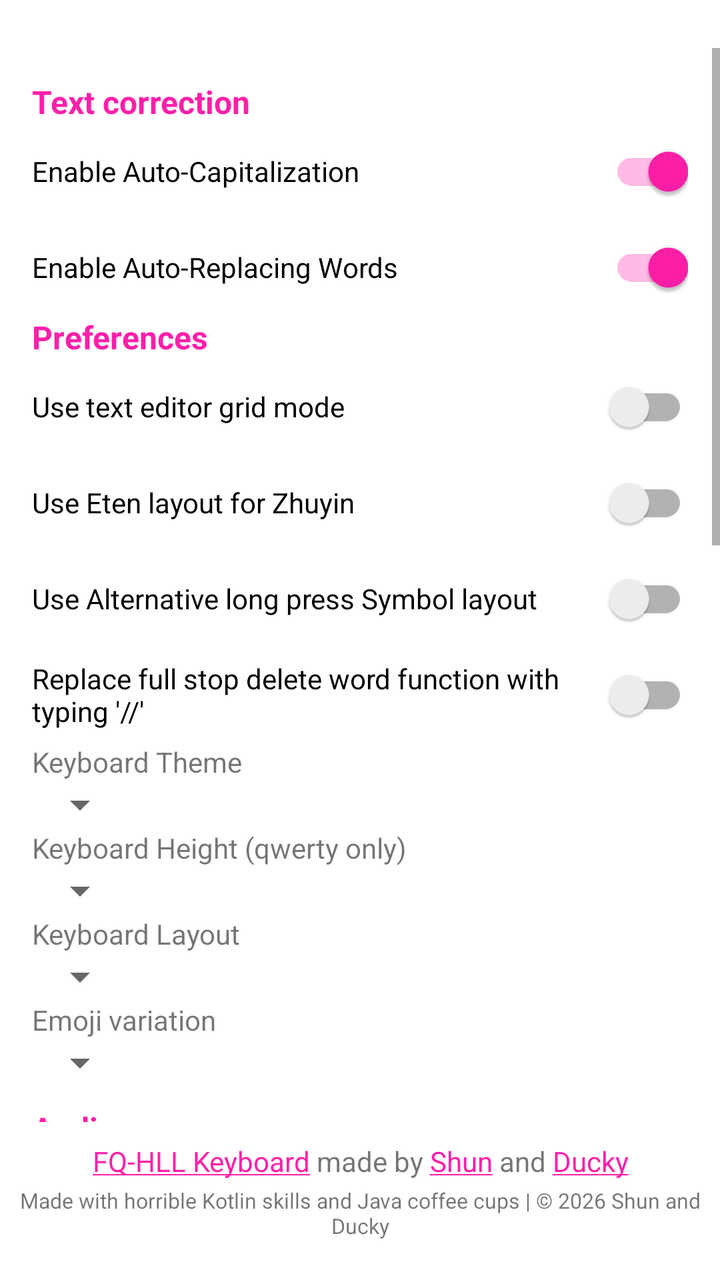
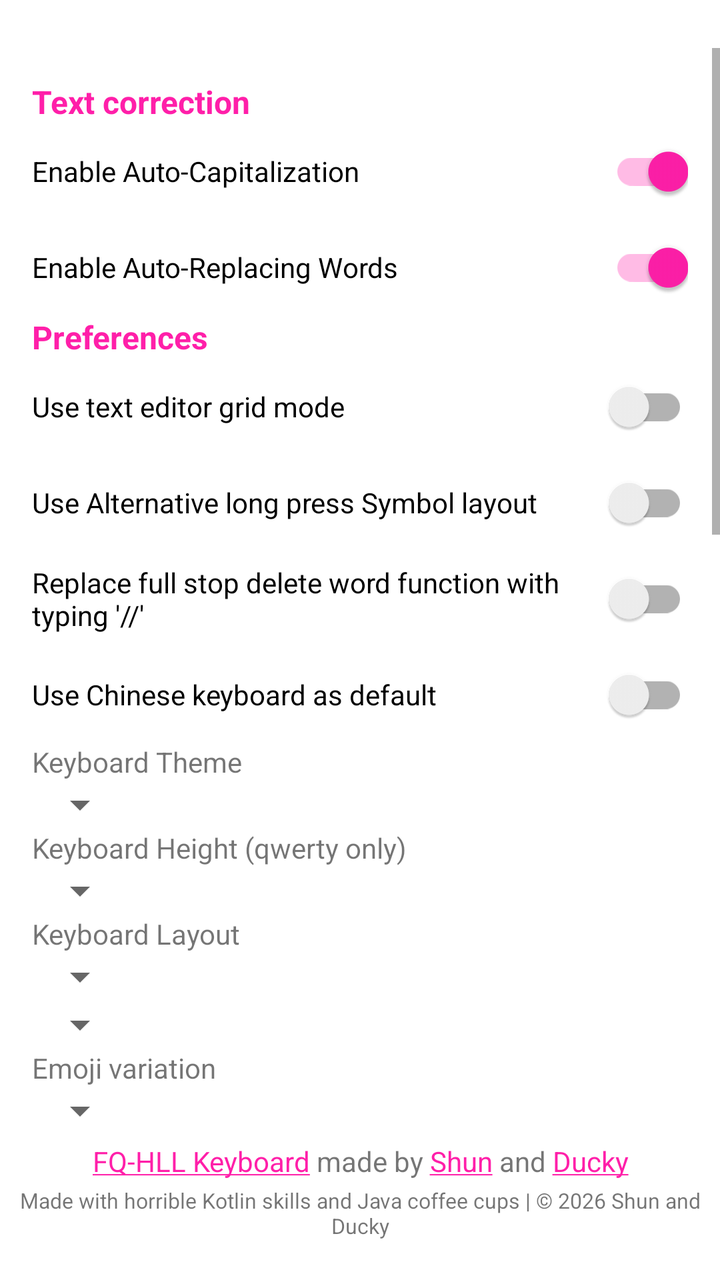

Compare the two renders of this Android layout. The source of the first and the diff that turns it into the second are given below.
<!-- AndroidManifest.xml: application theme Theme.FQHLLKeyboard -->
<!-- res/layout/activity_main.xml -->
<?xml version="1.0" encoding="utf-8"?>
<androidx.constraintlayout.widget.ConstraintLayout
    xmlns:android="http://schemas.android.com/apk/res/android"
    xmlns:app="http://schemas.android.com/apk/res-auto"
    xmlns:tools="http://schemas.android.com/tools"
    android:layout_width="match_parent"
    android:layout_height="match_parent"
    android:fitsSystemWindows="true"
    tools:context=".MainActivity">

    <ScrollView
        android:layout_width="0dp"
        android:layout_height="0dp"
        android:orientation="vertical"
        android:fitsSystemWindows="true"
        android:clipToPadding="false"
        app:layout_constraintTop_toTopOf="parent"
        app:layout_constraintStart_toStartOf="parent"
        app:layout_constraintEnd_toEndOf="parent"
        app:layout_constraintBottom_toTopOf="@id/repoLink"
        android:layout_marginBottom="10dp"
        android:layout_marginTop="24dp"
        tools:context=".MainActivity">

        <LinearLayout
            android:id="@+id/linear_layout_root"
            android:layout_width="match_parent"
            android:layout_height="wrap_content"
            android:orientation="vertical"
            android:padding="16dp"
            app:layout_constraintBottom_toBottomOf="parent"
            app:layout_constraintEnd_toEndOf="parent"
            app:layout_constraintHorizontal_bias="0.0"
            app:layout_constraintStart_toStartOf="parent"
            app:layout_constraintTop_toTopOf="parent"
            app:layout_constraintVertical_bias="0.0"
            tools:context=".MainActivity">

            <TextView
                android:layout_width="wrap_content"
                android:layout_height="wrap_content"
                android:text="@string/text_correction"
                android:textColor="@color/custom_fqhll_banner_pink"
                android:textSize="16sp"
                android:textStyle="bold" />

            <androidx.appcompat.widget.SwitchCompat
                android:id="@+id/capsToggle"
                android:layout_width="match_parent"
                android:layout_height="wrap_content"
                android:checked="true"
                android:text="@string/enable_auto_caps" />

            <androidx.appcompat.widget.SwitchCompat
                android:id="@+id/autocorToggle"
                android:layout_width="match_parent"
                android:layout_height="wrap_content"
                android:checked="true"
                android:text="@string/enable_autocor" />

            <TextView
                android:layout_width="wrap_content"
                android:layout_height="wrap_content"
                android:text="@string/preferences"
                android:textColor="@color/custom_fqhll_banner_pink"
                android:textSize="16sp"
                android:textStyle="bold" />

            <androidx.appcompat.widget.SwitchCompat
                android:id="@+id/gridToggle"
                android:layout_width="match_parent"
                android:layout_height="wrap_content"
                android:checked="false"
                android:text="@string/enable_editor_grid" />

            <androidx.appcompat.widget.SwitchCompat
                android:id="@+id/etenToggle"
                android:layout_width="match_parent"
                android:layout_height="wrap_content"
                android:checked="false"
                android:text="@string/use_eten_layout" />

            <androidx.appcompat.widget.SwitchCompat
                android:id="@+id/altSymbolToggle"
                android:layout_width="match_parent"
                android:layout_height="wrap_content"
                android:checked="false"
                android:text="@string/use_alt_symbol_layout" />

            <androidx.appcompat.widget.SwitchCompat
                android:id="@+id/fullStopCommentToggle"
                android:layout_width="match_parent"
                android:layout_height="wrap_content"
                android:checked="false"
                android:text="Replace full stop delete word function with typing '//'"/>

            <TextView
                android:layout_width="wrap_content"
                android:layout_height="wrap_content"
                android:text="@string/theme_switcher" />

            <Spinner
                android:id="@+id/color_options"
                android:layout_width="wrap_content"
                android:layout_height="wrap_content"
                android:spinnerMode="dialog" />

            <TextView
                android:layout_width="wrap_content"
                android:layout_height="wrap_content"
                android:text="@string/height_switcher" />

            <Spinner
                android:id="@+id/height_options"
                android:layout_width="wrap_content"
                android:layout_height="wrap_content"
                android:spinnerMode="dropdown" />

            <TextView
                android:layout_width="wrap_content"
                android:layout_height="wrap_content"
                android:text="@string/layout_switcher" />

            <Spinner
                android:id="@+id/layout_options"
                android:layout_width="wrap_content"
                android:layout_height="wrap_content"
                android:spinnerMode="dropdown" />

            <TextView
                android:layout_width="wrap_content"
                android:layout_height="wrap_content"
                android:text="@string/emoji_switcher" />

            <Spinner
                android:id="@+id/emoji_options"
                android:layout_width="wrap_content"
                android:layout_height="wrap_content"
                android:spinnerMode="dropdown"
                android:layout_marginBottom="10dp"/>

            <TextView
                android:layout_width="wrap_content"
                android:layout_height="wrap_content"
                android:text="@string/audio"
                android:textColor="@color/custom_fqhll_banner_pink"
                android:textSize="16sp"
                android:textStyle="bold" />

            <androidx.appcompat.widget.SwitchCompat
                android:id="@+id/keySoundToggle"
                android:layout_width="match_parent"
                android:layout_height="wrap_content"
                android:checked="true"
                android:text="@string/enable_sound" />

            <TextView
                android:layout_width="wrap_content"
                android:layout_height="wrap_content"
                android:text="@string/sound_switcher" />

            <Spinner
                android:id="@+id/key_sound_options"
                android:layout_width="wrap_content"
                android:layout_height="wrap_content"
                android:layout_marginBottom="10dp"/>

            <TextView
                android:layout_width="wrap_content"
                android:layout_height="wrap_content"
                android:text="@string/edit_dictionary"
                android:textColor="@color/custom_fqhll_banner_pink"
                android:textSize="16sp"
                android:textStyle="bold" />

            <EditText
                android:id="@+id/edit_dict_input"
                android:layout_width="match_parent"
                android:layout_height="wrap_content"
                android:ems="10"
                android:hint="@string/edit_dict_word"
                android:inputType="text" />

            <LinearLayout
                android:layout_width="match_parent"
                android:layout_height="wrap_content"
                android:orientation="horizontal"
                android:weightSum="2">

                <Button
                    android:id="@+id/add_dict_btn"
                    android:layout_width="0dp"
                    android:layout_weight="1"
                    android:layout_height="wrap_content"
                    android:layout_marginEnd="3sp"
                    android:text="@string/add_to_dictionary" />

                <Button
                    android:id="@+id/remove_dict_btn"
                    android:layout_weight="1"
                    android:layout_width="0dp"
                    android:layout_height="wrap_content"
                    android:layout_marginBottom="10dp"
                    android:text="@string/remove_from_dictionary" />

            </LinearLayout>

            <TextView
                android:layout_width="wrap_content"
                android:layout_height="wrap_content"
                android:text="English custom dictionary" />

            <LinearLayout
                android:layout_width="match_parent"
                android:layout_height="wrap_content"
                android:orientation="horizontal"
                android:weightSum="2">

                <Button
                    android:id="@+id/get_dict_btn"
                    android:layout_width="0dp"
                    android:layout_weight="1"
                    android:layout_height="wrap_content"
                    android:layout_marginEnd="3sp"
                    android:text="Export to file" />

                <Button
                    android:id="@+id/import_dict_btn"
                    android:layout_width="0dp"
                    android:layout_weight="1"
                    android:layout_height="wrap_content"
                    android:text="Import from file" />

            </LinearLayout>

            <TextView
                android:layout_width="wrap_content"
                android:layout_height="wrap_content"
                android:textSize="12sp"
                android:text="Files are in newline separated .txt format" />

            <TextView
                android:layout_width="wrap_content"
                android:layout_height="wrap_content"
                android:textSize="12sp"
                android:layout_marginBottom="10dp"
                android:text="Note: Importing from file might cause black screens to appear and increase lag temporarily (~1 min)" />

            <TextView
                android:layout_marginTop="16sp"
                android:layout_width="wrap_content"
                android:layout_height="wrap_content"
                android:text="Chinese Dictionary"
                android:textColor="@color/custom_fqhll_banner_pink"
                android:textSize="16sp"
                android:textStyle="bold" />

            <Button
                android:id="@+id/btn_remove_chinese_dict"
                android:layout_width="match_parent"
                android:layout_height="wrap_content"
                android:text="Remove full Chinese Dictionary" />

            <TextView
                android:layout_marginTop="16sp"
                android:layout_width="wrap_content"
                android:layout_height="wrap_content"
                android:text="@string/set_keyboard_to_fqhll"
                android:textSize="14sp" />

            <Button
                android:id="@+id/open_settings_btn"
                android:layout_width="match_parent"
                android:layout_height="wrap_content"
                android:text="@string/open_keyboard_settings" />

            <Button
                android:id="@+id/set_keyboard_btn"
                android:layout_width="match_parent"
                android:layout_height="wrap_content"
                android:text="@string/set_system_keyboard" />

        </LinearLayout>
    </ScrollView>

    <TextView
        android:id="@+id/repoLink"
        android:layout_width="match_parent"
        android:layout_height="wrap_content"
        android:layout_marginBottom="3dp"
        android:gravity="bottom|center"
        android:text="@string/repo_link"
        app:layout_constraintBottom_toTopOf="@id/copyrightNotice"
        app:layout_constraintEnd_toEndOf="parent"
        app:layout_constraintStart_toStartOf="parent" />

    <TextView
        android:id="@+id/copyrightNotice"
        android:layout_width="match_parent"
        android:layout_height="wrap_content"
        android:layout_marginBottom="20dp"
        android:gravity="bottom|center"
        android:text="@string/copyright_notice"
        android:textSize="10.5sp"
        app:layout_constraintBottom_toBottomOf="parent"
        app:layout_constraintEnd_toEndOf="parent"
        app:layout_constraintStart_toStartOf="parent" />

</androidx.constraintlayout.widget.ConstraintLayout>
<!-- resources referenced by this layout -->
<resources>
  <color name="custom_fqhll_banner_pink">#ff1fa9</color>
  <string name="add_to_dictionary">Add word to dictionary</string>
  <string name="audio">Audio</string>
  <string name="copyright_notice">Made with horrible Kotlin skills and Java coffee cups | © 2026 Shun and Ducky</string>
  <string name="edit_dict_word">word to add/remove</string>
  <string name="edit_dictionary">English Dictionary</string>
  <string name="emoji_switcher">Emoji variation</string>
  <string name="enable_auto_caps">Enable Auto-Capitalization</string>
  <string name="enable_autocor">Enable Auto-Replacing Words</string>
  <string name="enable_editor_grid">Use text editor grid mode</string>
  <string name="enable_sound">Sound on key press</string>
  <string name="height_switcher">Keyboard Height (qwerty only)</string>
  <string name="layout_switcher">Keyboard Layout</string>
  <string name="open_keyboard_settings">Open keyboard settings</string>
  <string name="preferences">Preferences</string>
  <string name="remove_from_dictionary">Remove word from dictionary</string>
  <string name="repo_link"><a href="https://github.com/shun4midx/FQ-HLL-Keyboard">FQ-HLL Keyboard</a> made by <a href="https://github.com/shun4midx">Shun</a> and <a href="https://github.com/ducky4life">Ducky</a></string>
  <string name="set_keyboard_to_fqhll">Set Keyboard to FQ-HLL Keyboard</string>
  <string name="set_system_keyboard">Set system keyboard</string>
  <string name="sound_switcher">Sound effect on key press</string>
  <string name="text_correction">Text correction</string>
  <string name="theme_switcher">Keyboard Theme</string>
  <string name="use_alt_symbol_layout">Use Alternative long press Symbol layout</string>
  <string name="use_eten_layout">Use Eten layout for Zhuyin</string>
  <style name="Theme.FQHLLKeyboard" parent="Theme.MaterialComponents.DayNight.DarkActionBar">
          
          <item name="colorPrimary">@color/custom_fqhll_logo_blue</item>
          <item name="colorPrimaryVariant">@color/custom_fqhll_banner_blue</item>
          <item name="colorOnPrimary">@color/custom_fqhll_logo_purple</item>
          
          <item name="colorSecondary">@color/custom_fqhll_banner_pink</item>
          <item name="colorSecondaryVariant">@color/custom_fqhll_banner_pink</item>
          <item name="colorOnSecondary">@color/black</item>
          
          <item name="android:statusBarColor">?attr/colorPrimaryVariant</item>
  
          <item name="android:actionBarStyle">@style/FQHLL.ActionBar</item>
          <item name="actionBarStyle">@style/FQHLL.ActionBar</item>
      </style>
  <color name="custom_fqhll_logo_blue">#0025cc</color>
  <color name="custom_fqhll_banner_blue">#0b259b</color>
  <color name="custom_fqhll_logo_purple">#bc3fde</color>
  <color name="black">#FF000000</color>
  <style name="FQHLL.ActionBar" parent="Widget.AppCompat.ActionBar">
          <item name="background">@color/custom_fqhll_banner_blue</item>
          <item name="titleTextStyle">@style/FQHLL.ActionBar.TitleText</item>
      </style>
  <style name="FQHLL.ActionBar.TitleText" parent="TextAppearance.AppCompat.Widget.ActionBar.Title">
          <item name="android:textColor">@color/custom_fqhll_logo_purple</item>
      </style>
</resources>

<!-- the commit's change to res/layout/activity_main.xml (unified diff, before → after) -->
@@ -74,13 +74,6 @@
                 android:text="@string/enable_editor_grid" />
 
             <androidx.appcompat.widget.SwitchCompat
-                android:id="@+id/etenToggle"
-                android:layout_width="match_parent"
-                android:layout_height="wrap_content"
-                android:checked="false"
-                android:text="@string/use_eten_layout" />
-
-            <androidx.appcompat.widget.SwitchCompat
                 android:id="@+id/altSymbolToggle"
                 android:layout_width="match_parent"
                 android:layout_height="wrap_content"
@@ -94,6 +87,13 @@
                 android:checked="false"
                 android:text="Replace full stop delete word function with typing '//'"/>
 
+            <androidx.appcompat.widget.SwitchCompat
+                android:id="@+id/chiKeyboardDefaultToggle"
+                android:layout_width="match_parent"
+                android:layout_height="wrap_content"
+                android:checked="false"
+                android:text="Use Chinese keyboard as default"/>
+
             <TextView
                 android:layout_width="wrap_content"
                 android:layout_height="wrap_content"
@@ -122,7 +122,13 @@
                 android:text="@string/layout_switcher" />
 
             <Spinner
-                android:id="@+id/layout_options"
+                android:id="@+id/eng_layout_options"
+                android:layout_width="wrap_content"
+                android:layout_height="wrap_content"
+                android:spinnerMode="dropdown" />
+
+            <Spinner
+                android:id="@+id/chi_layout_options"
                 android:layout_width="wrap_content"
                 android:layout_height="wrap_content"
                 android:spinnerMode="dropdown" />
<!-- resource entries referenced after the edit -->
@@ -23,7 +23,6 @@
   <string name="text_correction">Text correction</string>
   <string name="theme_switcher">Keyboard Theme</string>
   <string name="use_alt_symbol_layout">Use Alternative long press Symbol layout</string>
-  <string name="use_eten_layout">Use Eten layout for Zhuyin</string>
   <style name="Theme.FQHLLKeyboard" parent="Theme.MaterialComponents.DayNight.DarkActionBar">
           
           <item name="colorPrimary">@color/custom_fqhll_logo_blue</item>
